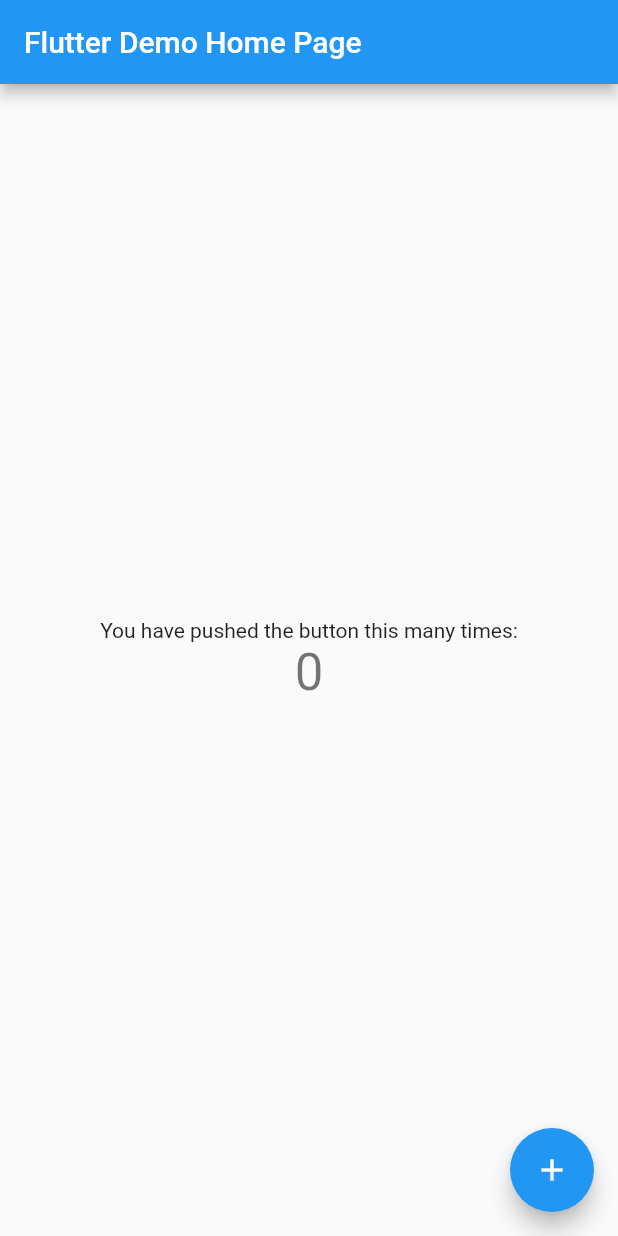
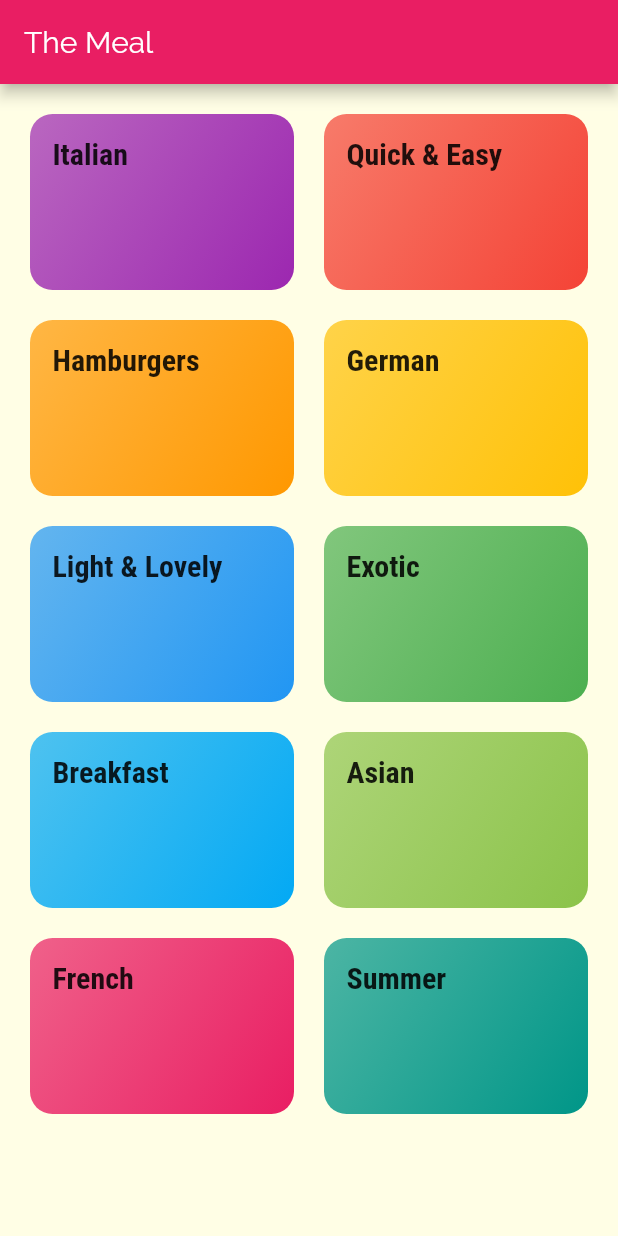
Before and after one commit to Manuelkpatsu/the_meals_app, a Flutter app: the screen it shows after launch, on a phone screen of 412 x 824 dp. Run offline on Flutter 3.47's test engine with Material 2 defaults, Android fonts, the light colour scheme and no system bars.

Commit message:
Add categories screen which serve as homepage

```diff
--- /dev/null
+++ b/lib/categories_screen.dart
@@ -0,0 +1,33 @@
+import 'package:flutter/material.dart';
+import 'package:the_meals_app/category_item.dart';
+
+import './models/category.dart';
+import './dummy_data.dart';
+
+class CategoriesScreen extends StatelessWidget {
+  @override
+  Widget build(BuildContext context) {
+    return Scaffold(
+      appBar: AppBar(
+        title: const Text('The Meal'), // so it does not rebuild since it is not going to change
+      ),
+      body: GridView(
+        padding: EdgeInsets.all(20),
+        children: DUMMY_CATEGORIES
+            .map(
+              (categoryData) => CategoryItem(
+                categoryData.title,
+                categoryData.color,
+              ),
+            )
+            .toList(),
+        gridDelegate: SliverGridDelegateWithMaxCrossAxisExtent(
+          maxCrossAxisExtent: 200,
+          childAspectRatio: 3 / 2,
+          crossAxisSpacing: 20,
+          mainAxisSpacing: 20,
+        ),
+      ),
+    );
+  }
+}
--- /dev/null
+++ b/lib/category_item.dart
@@ -0,0 +1,30 @@
+import 'package:flutter/material.dart';
+
+class CategoryItem extends StatelessWidget {
+  final String title;
+  final Color color;
+
+  CategoryItem(this.title, this.color);
+
+  @override
+  Widget build(BuildContext context) {
+    return Container(
+      padding: EdgeInsets.all(15),
+      decoration: BoxDecoration(
+        gradient: LinearGradient(
+          colors: [
+            color.withOpacity(0.7),
+            color,
+          ],
+          begin: Alignment.topLeft,
+          end: Alignment.bottomRight,
+        ),
+        borderRadius: BorderRadius.circular(15),
+      ),
+      child: Text(
+        title,
+        style: Theme.of(context).textTheme.headline6,
+      ),
+    );
+  }
+}
--- /dev/null
+++ b/lib/dummy_data.dart
@@ -0,0 +1,56 @@
+import 'package:flutter/material.dart';
+
+import './models/category.dart';
+
+const DUMMY_CATEGORIES = const [
+  Category(
+    id: 'c1',
+    title: 'Italian',
+    color: Colors.purple,
+  ),
+  Category(
+    id: 'c2',
+    title: 'Quick & Easy',
+    color: Colors.red,
+  ),
+  Category(
+    id: 'c3',
+    title: 'Hamburgers',
+    color: Colors.orange,
+  ),
+  Category(
+    id: 'c4',
+    title: 'German',
+    color: Colors.amber,
+  ),
+  Category(
+    id: 'c5',
+    title: 'Light & Lovely',
+    color: Colors.blue,
+  ),
+  Category(
+    id: 'c6',
+    title: 'Exotic',
+    color: Colors.green,
+  ),
+  Category(
+    id: 'c7',
+    title: 'Breakfast',
+    color: Colors.lightBlue,
+  ),
+  Category(
+    id: 'c8',
+    title: 'Asian',
+    color: Colors.lightGreen,
+  ),
+  Category(
+    id: 'c9',
+    title: 'French',
+    color: Colors.pink,
+  ),
+  Category(
+    id: 'c10',
+    title: 'Summer',
+    color: Colors.teal,
+  ),
+];
--- a/lib/main.dart
+++ b/lib/main.dart
@@ -1,113 +1,35 @@
 import 'package:flutter/material.dart';
 
-void main() {
-  runApp(MyApp());
-}
+import './categories_screen.dart';
+
+void main() => runApp(MyApp());
 
 class MyApp extends StatelessWidget {
-  // This widget is the root of your application.
   @override
   Widget build(BuildContext context) {
     return MaterialApp(
-      title: 'Flutter Demo',
+      debugShowCheckedModeBanner: false,
+      title: 'DeliMeals',
       theme: ThemeData(
-        // This is the theme of your application.
-        //
-        // Try running your application with "flutter run". You'll see the
-        // application has a blue toolbar. Then, without quitting the app, try
-        // changing the primarySwatch below to Colors.green and then invoke
-        // "hot reload" (press "r" in the console where you ran "flutter run",
-        // or simply save your changes to "hot reload" in a Flutter IDE).
-        // Notice that the counter didn't reset back to zero; the application
-        // is not restarted.
-        primarySwatch: Colors.blue,
+        primarySwatch: Colors.pink,
+        accentColor: Colors.amber,
+        canvasColor: Color.fromRGBO(255, 254, 229, 1),
+        fontFamily: 'Raleway',
+        textTheme: ThemeData.light().textTheme.copyWith(
+              bodyText1: TextStyle(
+                color: Color.fromRGBO(20, 51, 51, 1),
+              ),
+              bodyText2: TextStyle(
+                color: Color.fromRGBO(20, 51, 51, 1),
+              ),
+              headline6: TextStyle(
+                fontSize: 20,
+                fontFamily: 'RobotoCondensed',
+                fontWeight: FontWeight.bold,
+              ),
+            ),
       ),
-      home: MyHomePage(title: 'Flutter Demo Home Page'),
+      home: CategoriesScreen(),
     );
   }
 }
-
-class MyHomePage extends StatefulWidget {
-  MyHomePage({Key key, this.title}) : super(key: key);
-
-  // This widget is the home page of your application. It is stateful, meaning
-  // that it has a State object (defined below) that contains fields that affect
-  // how it looks.
-
-  // This class is the configuration for the state. It holds the values (in this
-  // case the title) provided by the parent (in this case the App widget) and
-  // used by the build method of the State. Fields in a Widget subclass are
-  // always marked "final".
-
-  final String title;
-
-  @override
-  _MyHomePageState createState() => _MyHomePageState();
-}
-
-class _MyHomePageState extends State<MyHomePage> {
-  int _counter = 0;
-
-  void _incrementCounter() {
-    setState(() {
-      // This call to setState tells the Flutter framework that something has
-      // changed in this State, which causes it to rerun the build method below
-      // so that the display can reflect the updated values. If we changed
-      // _counter without calling setState(), then the build method would not be
-      // called again, and so nothing would appear to happen.
-      _counter++;
-    });
-  }
-
-  @override
-  Widget build(BuildContext context) {
-    // This method is rerun every time setState is called, for instance as done
-    // by the _incrementCounter method above.
-    //
-    // The Flutter framework has been optimized to make rerunning build methods
-    // fast, so that you can just rebuild anything that needs updating rather
-    // than having to individually change instances of widgets.
-    return Scaffold(
-      appBar: AppBar(
-        // Here we take the value from the MyHomePage object that was created by
-        // the App.build method, and use it to set our appbar title.
-        title: Text(widget.title),
-      ),
-      body: Center(
-        // Center is a layout widget. It takes a single child and positions it
-        // in the middle of the parent.
-        child: Column(
-          // Column is also a layout widget. It takes a list of children and
-          // arranges them vertically. By default, it sizes itself to fit its
-          // children horizontally, and tries to be as tall as its parent.
-          //
-          // Invoke "debug painting" (press "p" in the console, choose the
-          // "Toggle Debug Paint" action from the Flutter Inspector in Android
-          // Studio, or the "Toggle Debug Paint" command in Visual Studio Code)
-          // to see the wireframe for each widget.
-          //
-          // Column has various properties to control how it sizes itself and
-          // how it positions its children. Here we use mainAxisAlignment to
-          // center the children vertically; the main axis here is the vertical
-          // axis because Columns are vertical (the cross axis would be
-          // horizontal).
-          mainAxisAlignment: MainAxisAlignment.center,
-          children: <Widget>[
-            Text(
-              'You have pushed the button this many times:',
-            ),
-            Text(
-              '$_counter',
-              style: Theme.of(context).textTheme.headline4,
-            ),
-          ],
-        ),
-      ),
-      floatingActionButton: FloatingActionButton(
-        onPressed: _incrementCounter,
-        tooltip: 'Increment',
-        child: Icon(Icons.add),
-      ), // This trailing comma makes auto-formatting nicer for build methods.
-    );
-  }
-}
--- /dev/null
+++ b/lib/models/category.dart
@@ -0,0 +1,13 @@
+import 'package:flutter/material.dart';
+
+class Category {
+  final String id;
+  final String title;
+  final Color color;
+
+  const Category({
+    @required this.id,
+    @required this.title,
+    this.color = Colors.orange,
+  });
+}
```
Also changed, not shown: pubspec.yaml (+17 -11 lines), assets/fonts/Raleway-Black.ttf (added), assets/fonts/Raleway-Bold.ttf (added), assets/fonts/Raleway-Regular.ttf (added), assets/fonts/RobotoCondensed-Bold.ttf (added), assets/fonts/RobotoCondensed-Italic.ttf (added), assets/fonts/RobotoCondensed-Light.ttf (added), assets/fonts/RobotoCondensed-Regular.ttf (added).
